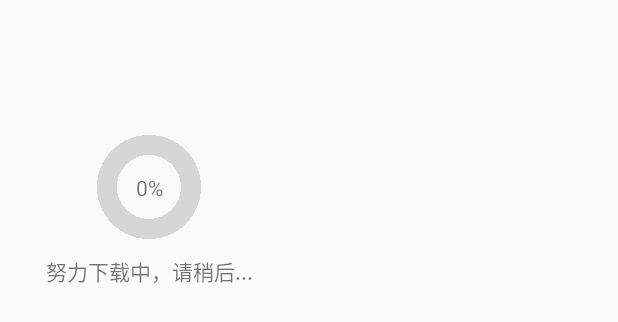
After one commit to leeroGG/UpdateDemo, an Android app: the layout progress_dialog.xml on its own in the app's theme, with its tools: preview values and no code run, on a phone screen of 412 x 824 dp. The commit adds this screen. Shown: the top 322 px of the screen. Run offline under Robolectric (Android 15) with nearby library versions, the phone set to English and light mode, and no system bars.

Commit message:
修改下载样式

```diff
--- a/app/src/main/AndroidManifest.xml
+++ b/app/src/main/AndroidManifest.xml
@@ -8,6 +8,7 @@
     <uses-permission android:name="android.permission.ACCESS_NETWORK_STATE" />
     <uses-permission android:name="android.permission.WRITE_EXTERNAL_STORAGE" />
     <uses-permission android:name="android.permission.READ_EXTERNAL_STORAGE" />
+    <uses-permission android:name="android.permission.WAKE_LOCK" />
 
     <application
         android:allowBackup="true"
--- /dev/null
+++ b/app/src/main/java/com/example/administrator/appupdatedemo/CircleProgressBar.java
@@ -0,0 +1,128 @@
+package com.example.administrator.appupdatedemo;
+
+import android.content.Context;
+import android.content.res.TypedArray;
+import android.graphics.Canvas;
+import android.graphics.Color;
+import android.graphics.Paint;
+import android.graphics.RectF;
+import android.support.annotation.IntRange;
+import android.util.AttributeSet;
+import android.view.View;
+
+
+/**
+ * <pre>
+ *     author : Leero
+ *     e-mail : 925230519@qq.com
+ *     time  : 2017-11-25
+ *     desc  :
+ *     version: 1.0
+ * </pre>
+ */
+public class CircleProgressBar extends View {
+    private int progress;
+
+    private float progressWidth;
+    private int progressColor;
+    private int backgroundColor;
+    private Paint mPaint;
+    private int mRadius;
+    private RectF oval;
+
+    public CircleProgressBar(Context context) {
+        this(context, null);
+    }
+
+    public CircleProgressBar(Context context, AttributeSet attrs) {
+        this(context, attrs, 0);
+    }
+
+    public CircleProgressBar(Context context, AttributeSet attrs, int defStyleAttr) {
+        super(context, attrs, defStyleAttr);
+        TypedArray array = context.getTheme().obtainStyledAttributes(attrs, R.styleable.CircleProgressBar, 0, 0);
+        // background
+        progress = array.getInt(R.styleable.CircleProgressBar_progress, 35);
+        progressWidth = array.getDimension(R.styleable.CircleProgressBar_progressWidth, 20);
+        backgroundColor = array.getColor(R.styleable.CircleProgressBar_backgroundColor, Color.GRAY);
+        // progress
+        progress = array.getInt(R.styleable.CircleProgressBar_progress, 35);
+        progressWidth = array.getDimension(R.styleable.CircleProgressBar_progressWidth, 20);
+        progressColor = array.getColor(R.styleable.CircleProgressBar_progressColor, Color.BLUE);
+        array.recycle();
+    }
+
+    @Override
+    protected void onSizeChanged(int w, int h, int oldw, int oldh) {
+        super.onSizeChanged(w, h, oldw, oldh);
+        init(w, h);
+    }
+
+    private void init(int w, int h) {
+        this.mRadius = Math.min(w, h) / 2;
+        mPaint = new Paint();
+        mPaint.setAntiAlias(true);
+        mPaint.setStrokeCap(Paint.Cap.ROUND);
+
+        oval = new RectF();
+    }
+
+    @Override
+    protected void onMeasure(int widthMeasureSpec, int heightMeasureSpec) {
+        super.onMeasure(widthMeasureSpec, heightMeasureSpec);
+        int width;
+        int height;
+        int widthSize = MeasureSpec.getSize(widthMeasureSpec);
+        int heightSize = MeasureSpec.getSize(heightMeasureSpec);
+        int widthMode = MeasureSpec.getMode(widthMeasureSpec);
+        int heightMode = MeasureSpec.getMode(heightMeasureSpec);
+
+        if (widthMode == MeasureSpec.EXACTLY) {
+            width = widthSize;
+        } else {
+            width = widthSize / 2;
+        }
+        if (heightMode == MeasureSpec.EXACTLY) {
+            height = heightSize;
+        } else {
+            height = heightSize / 2;
+        }
+        setMeasuredDimension(width, height);
+    }
+
+    @Override
+    protected void onDraw(Canvas canvas) {
+        super.onDraw(canvas);
+        // 1. drawBackground
+        drawBackground(canvas);
+        // 2.drawProgress
+        drawProgress(canvas);
+    }
+
+    private void drawBackground(Canvas canvas) {
+        mPaint.setColor(backgroundColor);
+        float proRadius = mRadius - progressWidth / 2;
+        oval.set(mRadius - proRadius, mRadius - proRadius, mRadius + proRadius, mRadius + proRadius);
+        mPaint.setStrokeWidth(progressWidth);
+        mPaint.setStyle(Paint.Style.STROKE);
+        mPaint.setAntiAlias(false);
+        mPaint.setStrokeCap(Paint.Cap.ROUND);
+        canvas.drawArc(oval, -90, 360, false, mPaint);
+    }
+
+    private void drawProgress(Canvas canvas) {
+        mPaint.setColor(progressColor);
+        float proRadius = mRadius - progressWidth / 2;
+        oval.set(mRadius - proRadius, mRadius - proRadius, mRadius + proRadius, mRadius + proRadius);
+        mPaint.setStrokeWidth(progressWidth);
+        mPaint.setStyle(Paint.Style.STROKE);
+        mPaint.setAntiAlias(false);
+        mPaint.setStrokeCap(Paint.Cap.ROUND);
+        canvas.drawArc(oval, -90, progress * 1f / 100 * 360, false, mPaint);
+    }
+
+    public synchronized void setProgress(@IntRange(from = 0, to = 100) int progress) {
+        this.progress = progress;
+        postInvalidate();
+    }
+}
--- a/app/src/main/java/com/example/administrator/appupdatedemo/DownloadManager.java
+++ b/app/src/main/java/com/example/administrator/appupdatedemo/DownloadManager.java
@@ -34,6 +34,7 @@ public class DownloadManager {
     private static final String savePath = "/sdcard/download/"; //apk保存到SD卡的路径
     private static final String saveFileName = savePath + "test.apk"; //完整路径名
 
+    private static final int DOWNLOADING = 1; // 下载中
     private static final int DOWNLOADED = 2; //下载完毕
     private static final int DOWNLOAD_FAILED = 3; //下载失败
     private boolean cancelFlag = false; //取消下载标志位
@@ -95,6 +96,7 @@ public class DownloadManager {
                             break;
                         }
                         fos.write(buf, 0, numread);
+                        mHandler.sendEmptyMessage(DOWNLOADING);//下载中，更新进度条
                     } while (!cancelFlag); //点击取消就停止下载.
 
                     fos.close();
--- /dev/null
+++ b/app/src/main/res/layout/progress_dialog.xml
@@ -0,0 +1,34 @@
+<?xml version="1.0" encoding="utf-8"?>
+<RelativeLayout xmlns:android="http://schemas.android.com/apk/res/android"
+    xmlns:app="http://schemas.android.com/apk/res-auto"
+    android:orientation="vertical"
+    android:layout_width="200dp"
+    android:layout_height="250dp">
+
+    <com.example.administrator.appupdatedemo.CircleProgressBar
+        android:id="@+id/progress"
+        android:layout_width="70dp"
+        android:layout_height="70dp"
+        android:layout_centerInParent="true"
+        app:progress="0"
+        app:progressColor="@color/success_stroke_color"
+        app:backgroundColor="@color/permissionColorWhite" />
+
+    <TextView
+        android:id="@+id/progress_num"
+        android:layout_width="wrap_content"
+        android:layout_height="wrap_content"
+        android:layout_centerInParent="true"
+        android:textSize="14sp"
+        android:text="0%"/>
+
+    <TextView
+        android:layout_width="wrap_content"
+        android:layout_height="wrap_content"
+        android:layout_below="@+id/progress"
+        android:layout_centerHorizontal="true"
+        android:layout_marginTop="10dp"
+        android:textSize="14sp"
+        android:text="努力下载中，请稍后..."/>
+
+</RelativeLayout>
```
Also changed, not shown: app/src/main/java/com/example/administrator/appupdatedemo/DownloadTask.java (added, +120 -0 lines), app/src/main/java/com/example/administrator/appupdatedemo/MainActivity.java (+7 -4 lines), app/src/main/java/com/example/administrator/appupdatedemo/ProgressDialog.java (added, +34 -0 lines), app/src/main/res/values/attrs.xml (added, +16 -0 lines).
